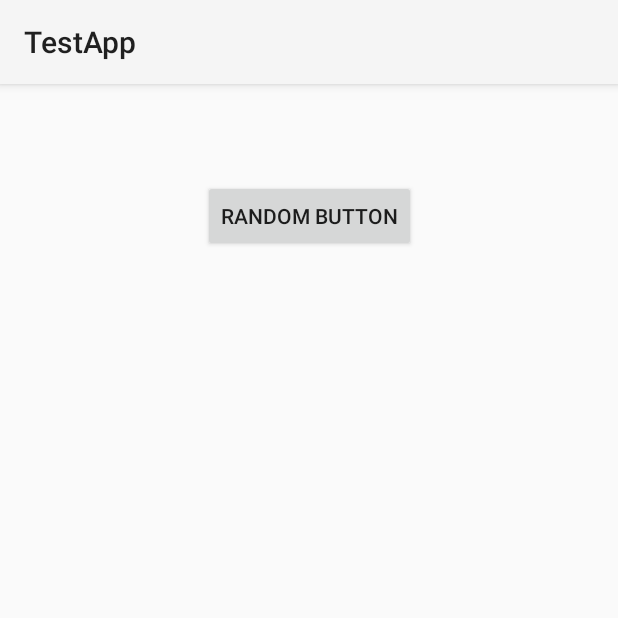
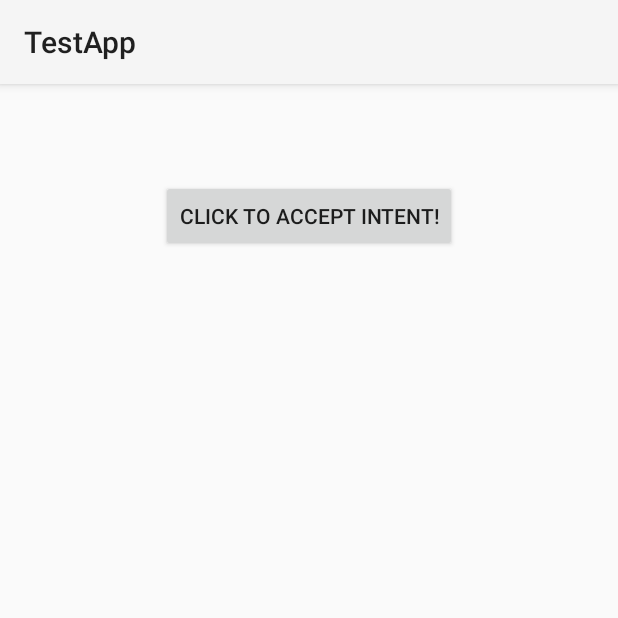
Before and after one commit to renett-t/android-lab-homeworks-1, an Android app: the SecondActivity screen opened directly, with no data from a screen before it, on a phone screen of 412 x 824 dp, the top half of it. Run offline under Robolectric (Android 15) with nearby library versions, the phone set to English and light mode, and no system bars.

Commit message:
finally did it! created contact intent, alarm intent

```diff
--- a/app/src/main/AndroidManifest.xml
+++ b/app/src/main/AndroidManifest.xml
@@ -23,7 +23,8 @@
         <activity android:name=".SecondActivity"
             android:exported="false">
             <intent-filter>
-                <category android:name="android.intent.category.DEFAULT"/>
+                <action android:name="android.intent.action.SET_ALARM" />
+                <category android:name="android.intent.category.DEFAULT" />
             </intent-filter>
         </activity>
 
--- a/app/src/main/res/layout/activity_second.xml
+++ b/app/src/main/res/layout/activity_second.xml
@@ -6,10 +6,21 @@
     xmlns:app="http://schemas.android.com/apk/res-auto">
 
     <Button
-        android:id="@+id/button"
+        android:id="@+id/btn_alarm"
         android:layout_width="wrap_content"
         android:layout_height="wrap_content"
-        android:text="Random button"
+        android:text="Click to accept intent!"
+        app:layout_constraintStart_toStartOf="parent"
+        app:layout_constraintTop_toTopOf="parent"
+        app:layout_constraintEnd_toEndOf="parent"
+        android:layout_marginTop="64dp"/>
+
+    <Button
+        android:id="@+id/btn_back"
+        android:layout_width="wrap_content"
+        android:layout_height="wrap_content"
+        android:text="Click to go back"
+        android:visibility="gone"
         app:layout_constraintStart_toStartOf="parent"
         app:layout_constraintTop_toTopOf="parent"
         app:layout_constraintEnd_toEndOf="parent"
```
Also changed, not shown: app/src/main/java/ru/itis/renett/testapp/MainActivity.kt (+29 -43 lines), app/src/main/java/ru/itis/renett/testapp/SecondActivity.kt (+68 -0 lines).
